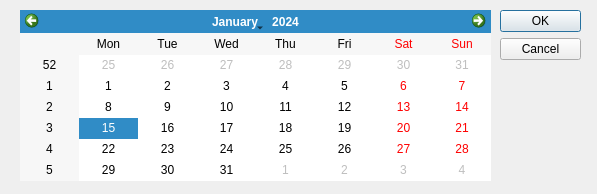
Above: src/cdlgdatepicker.ui from grodansparadis/vscp-works-qt before the change. Below: the same form after it.
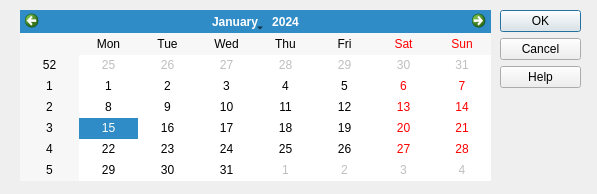
That is the form after the change.

Commit message: Add help to every dialog and fix broken help links

Diff of the .ui file:
```diff
--- a/src/cdlgdatepicker.ui
+++ b/src/cdlgdatepicker.ui
@@ -26,7 +26,7 @@
     <enum>Qt::Vertical</enum>
    </property>
    <property name="standardButtons">
-    <set>QDialogButtonBox::Cancel|QDialogButtonBox::Ok</set>
+    <set>QDialogButtonBox::Help|QDialogButtonBox::Cancel|QDialogButtonBox::Ok</set>
    </property>
   </widget>
   <widget class="QCalendarWidget" name="calendar">
```
The commit also changes 53 other files.
